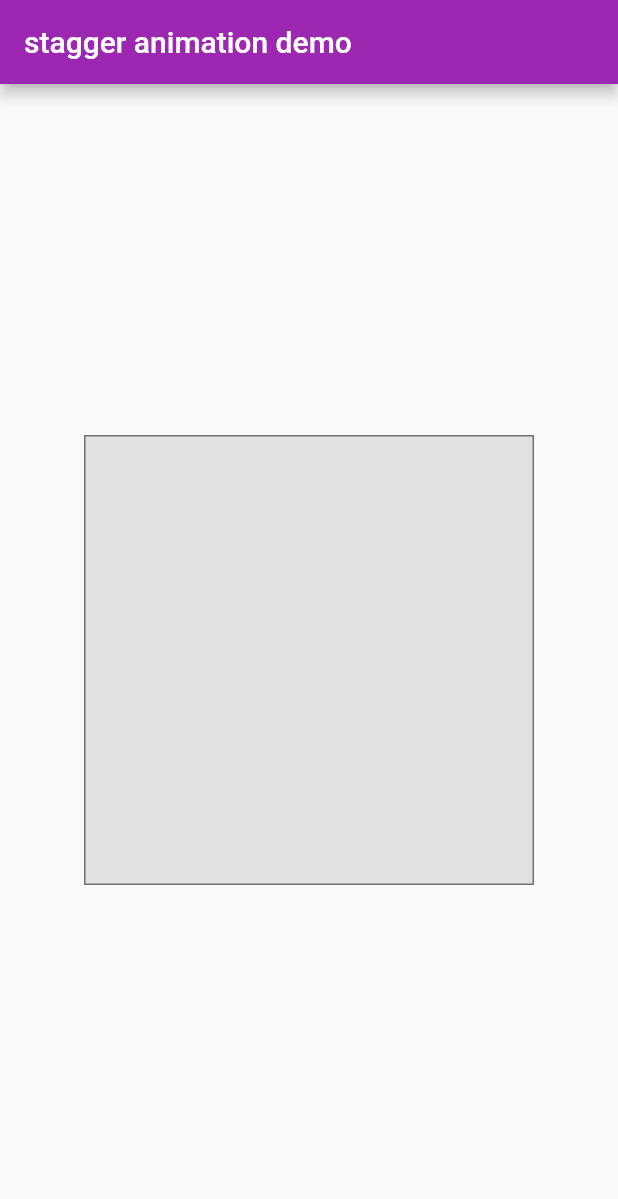
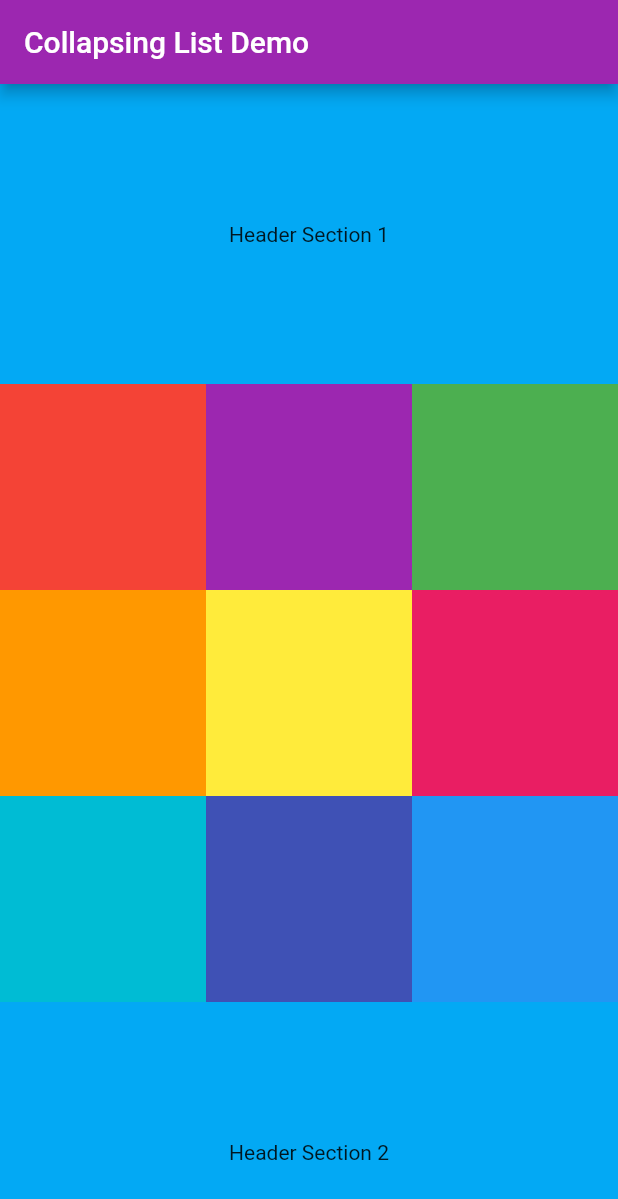
Before and after one commit to zhenglong/flutter-examples, a Flutter app: the screen it shows after launch, on a phone screen of 412 x 824 dp. Shown: the top 1199 px of the screen. Run offline on Flutter 3.47's test engine with Material 2 defaults, Android fonts, the phone set to English and light mode, and no system bars; our stand-ins replace after_layout, cached_network_image.

Commit message:
add sliver-demo

```diff
--- a/lib/main.dart
+++ b/lib/main.dart
@@ -1,6 +1,6 @@
 import 'package:flutter/material.dart';
 import 'package:flutter/foundation.dart';
-import './stagger-animation-demo.dart';
+import './sliver-demo.dart';
 
 void main() => runApp(MyApp());
 
--- /dev/null
+++ b/lib/sliver-demo.dart
@@ -0,0 +1,126 @@
+import 'package:flutter/material.dart';
+import 'dart:math' as math;
+
+class DemoPage extends StatelessWidget {
+  @override
+  Widget build(BuildContext context) {
+    return Scaffold(
+        appBar: AppBar(
+          title: Text('Collapsing List Demo'),
+        ),
+        body: CollapsingList()
+    );
+  }
+}
+
+class _SliverAppBarDelegate extends SliverPersistentHeaderDelegate {
+  _SliverAppBarDelegate({
+    @required this.minHeight,
+    @required this.maxHeight,
+    @required this.child
+  });
+
+  final double minHeight;
+  final double maxHeight;
+  final Widget child;
+
+  @override
+  double get minExtent => minHeight;
+
+  @override
+  double get maxExtent => math.max(maxHeight, minHeight);
+
+  @override
+  Widget build(BuildContext context, double shrinkOffset, bool overlapsContent) {
+    return new SizedBox.expand(
+      child: child,
+    );
+  }
+
+  @override
+  bool shouldRebuild(_SliverAppBarDelegate oldDelegate) {
+    return maxHeight != oldDelegate.maxHeight ||
+      minHeight != oldDelegate.minHeight ||
+      child != oldDelegate.child;
+  }
+}
+
+class CollapsingList extends StatelessWidget {
+  SliverPersistentHeader makeHeader(String headerText) {
+    return SliverPersistentHeader(
+      pinned: true,
+      delegate: _SliverAppBarDelegate(
+          minHeight: 60.0,
+          maxHeight: 200.0,
+          child: Container(
+            color: Colors.lightBlue,
+            child: Center(
+              child: Text(headerText),
+            ),
+          )
+      ),
+    );
+  }
+
+  @override
+  Widget build(BuildContext context) {
+    return CustomScrollView(
+      slivers: <Widget>[
+        makeHeader('Header Section 1'),
+        SliverGrid.count(
+          crossAxisCount: 3,
+          children: <Widget>[
+            Container(color: Colors.red, height: 150.0,),
+            Container(color: Colors.purple, height: 150.0,),
+            Container(color: Colors.green, height: 150.0,),
+            Container(color: Colors.orange, height: 150.0,),
+            Container(color: Colors.yellow, height: 150.0,),
+            Container(color: Colors.pink, height: 150.0,),
+            Container(color: Colors.cyan, height: 150.0,),
+            Container(color: Colors.indigo, height: 150.0,),
+            Container(color: Colors.blue, height: 150.0,),
+          ],
+        ),
+        makeHeader('Header Section 2'),
+        SliverFixedExtentList(
+          itemExtent: 150.0,
+          delegate: SliverChildListDelegate([
+            Container(color: Colors.red,),
+            Container(color: Colors.purple,),
+            Container(color: Colors.green,),
+            Container(color: Colors.orange,),
+            Container(color: Colors.yellow,),
+          ]),
+        ),
+        makeHeader('Header Section 3'),
+        SliverGrid(
+          gridDelegate: new SliverGridDelegateWithMaxCrossAxisExtent(
+            maxCrossAxisExtent: 200.0,
+            mainAxisSpacing:  10.0,
+            crossAxisSpacing: 10.0,
+            childAspectRatio: 4.0
+          ),
+          delegate: new SliverChildBuilderDelegate(
+            (context, index) {
+              return new Container(
+                alignment: Alignment.center,
+                color: Colors.teal[100 * (index % 9)],
+                child: new Text('grid item $index'),
+              );
+            },
+            childCount: 20
+          ),
+        ),
+        makeHeader('Header Section 4'),
+        SliverList(
+          delegate: SliverChildListDelegate([
+            Container(color: Colors.pink, height: 150.0,),
+            Container(color: Colors.cyan, height: 150.0,),
+            Container(color: Colors.indigo, height: 150.0,),
+            Container(color: Colors.blue, height: 150.0,),
+          ]),
+        )
+      ],
+    );
+  }
+}
```
Also changed, not shown: lib/animation-demo.dart (+33 -0 lines).
